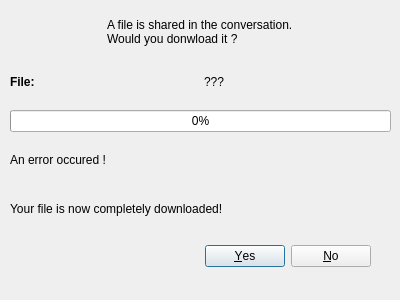
First picture: the form in Linpop/downloadwindow.ui, repository BAKFR/linpop, before the edit.
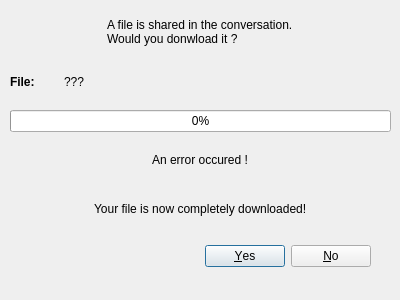
Second picture: the form after the edit.

The edit to the form file:
```diff
--- a/Linpop/downloadwindow.ui
+++ b/Linpop/downloadwindow.ui
@@ -51,6 +51,12 @@
      <layout class="QHBoxLayout" name="horizontalLayout">
       <item>
        <widget class="QLabel" name="label">
+        <property name="maximumSize">
+         <size>
+          <width>48</width>
+          <height>16777215</height>
+         </size>
+        </property>
         <property name="font">
          <font>
           <weight>75</weight>
@@ -78,14 +84,14 @@
       </property>
      </widget>
     </item>
-    <item>
+    <item alignment="Qt::AlignHCenter">
      <widget class="QLabel" name="label_error">
       <property name="text">
        <string>An error occured !</string>
       </property>
      </widget>
     </item>
-    <item>
+    <item alignment="Qt::AlignHCenter">
      <widget class="QLabel" name="label_complete">
       <property name="text">
        <string>Your file is now completely downloaded!</string>
```
